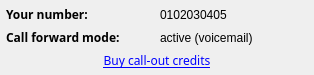
First picture: the form in wengophone/src/presentation/qt/profilebar/CreditWidget.ui, repository tkrotoff/WengoPhone, before the edit.
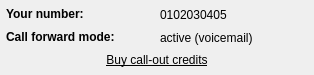
Second picture: the form after the edit.

Commit message: modify CreditWidget for Mac

Diff of the .ui file:
```diff
--- a/wengophone/src/presentation/qt/profilebar/CreditWidget.ui
+++ b/wengophone/src/presentation/qt/profilebar/CreditWidget.ui
@@ -30,7 +30,7 @@
         <color>
          <red>0</red>
          <green>0</green>
-         <blue>255</blue>
+         <blue>0</blue>
         </color>
         <color>
          <red>221</red>
@@ -60,7 +60,7 @@
         <color>
          <red>0</red>
          <green>0</green>
-         <blue>0</blue>
+         <blue>255</blue>
         </color>
         <color>
          <red>255</red>
@@ -117,7 +117,7 @@
         <color>
          <red>0</red>
          <green>0</green>
-         <blue>255</blue>
+         <blue>0</blue>
         </color>
         <color>
          <red>221</red>
@@ -147,7 +147,7 @@
         <color>
          <red>0</red>
          <green>0</green>
-         <blue>0</blue>
+         <blue>255</blue>
         </color>
         <color>
          <red>255</red>
@@ -289,22 +289,11 @@
        </disabled>
       </palette>
      </property>
-     <property name="font" >
-      <font>
-       <family>Sans Serif</family>
-       <pointsize>9</pointsize>
-       <weight>50</weight>
-       <italic>false</italic>
-       <bold>false</bold>
-       <underline>true</underline>
-       <strikeout>false</strikeout>
-      </font>
-     </property>
      <property name="cursor" >
       <cursor>13</cursor>
      </property>
      <property name="text" >
-      <string>Buy call-out credits</string>
+      <string>&lt;u>Buy call-out credits&lt;/u></string>
      </property>
      <property name="alignment" >
       <set>Qt::AlignCenter</set>
@@ -320,19 +309,8 @@
    </item>
    <item row="1" column="0" >
     <widget class="QLabel" name="label_2" >
-     <property name="font" >
-      <font>
-       <family>Sans Serif</family>
-       <pointsize>9</pointsize>
-       <weight>75</weight>
-       <italic>false</italic>
-       <bold>true</bold>
-       <underline>false</underline>
-       <strikeout>false</strikeout>
-      </font>
-     </property>
      <property name="text" >
-      <string>Call forward mode:</string>
+      <string>&lt;b>Call forward mode:&lt;/b></string>
      </property>
     </widget>
    </item>
@@ -345,19 +323,8 @@
    </item>
    <item row="0" column="0" >
     <widget class="QLabel" name="label" >
-     <property name="font" >
-      <font>
-       <family>Sans Serif</family>
-       <pointsize>9</pointsize>
-       <weight>75</weight>
-       <italic>false</italic>
-       <bold>true</bold>
-       <underline>false</underline>
-       <strikeout>false</strikeout>
-      </font>
-     </property>
      <property name="text" >
-      <string>Your number:</string>
+      <string>&lt;b>Your number:&lt;/b></string>
      </property>
     </widget>
    </item>
```
